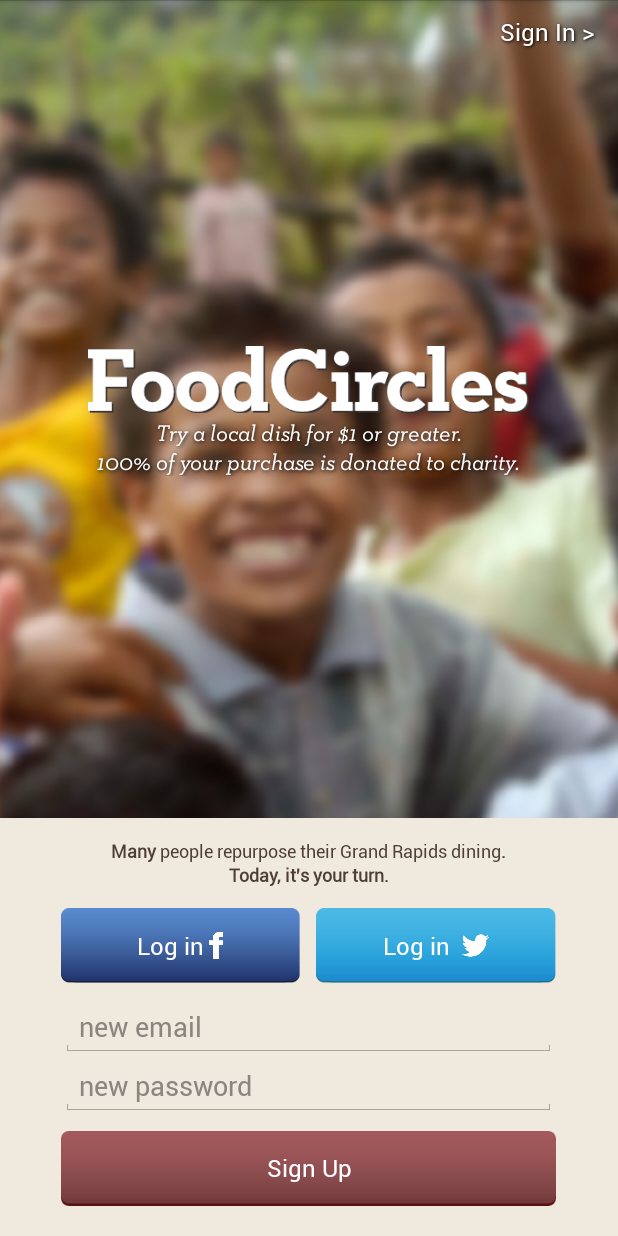
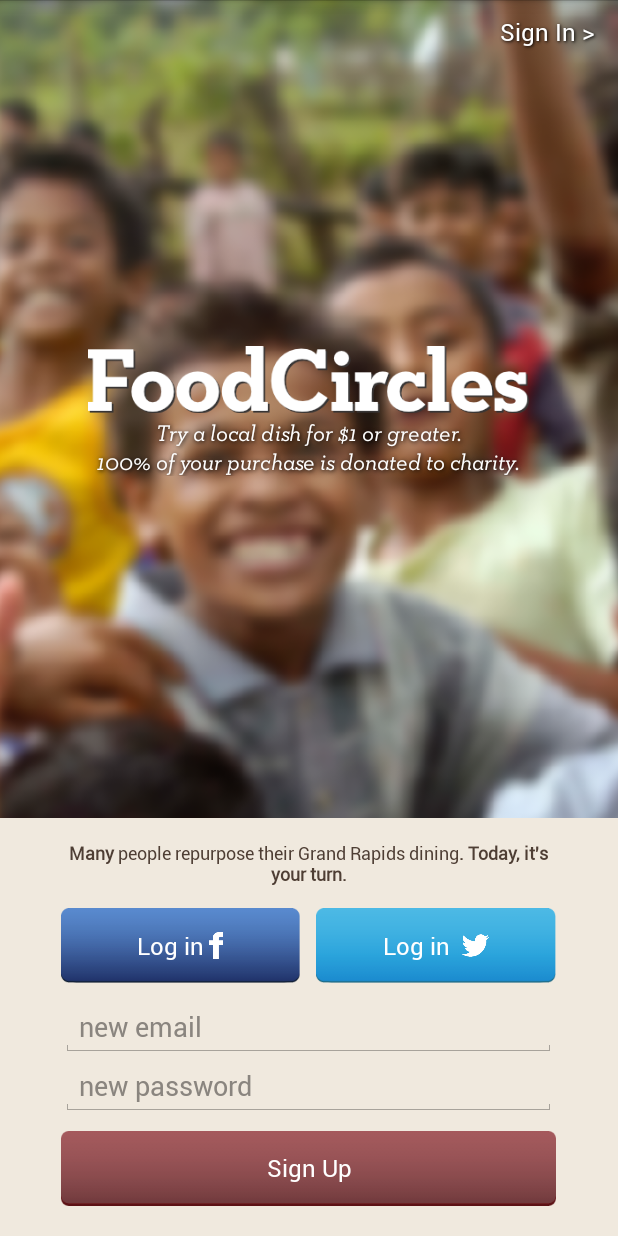
Before and after one commit to gvv-ua/FoodCirclesGeekHub, an Android app: the screen it shows after launch (SignUpActivity), on a phone screen of 412 x 824 dp. Run offline under Robolectric (Android 15) with nearby library versions, the phone set to English and light mode, and no system bars; libraries missing offline, so code that uses them is left out: com.crashlytics.android, com.facebook, com.facebook.login, com.mixpanel.android, io.fabric.sdk; 4 statements that could not run were skipped.

```diff
--- a/foodCircles/src/main/java/co/foodcircles/activities/ReceiptDialogFragment.java
+++ b/foodCircles/src/main/java/co/foodcircles/activities/ReceiptDialogFragment.java
@@ -103,13 +103,13 @@ public class ReceiptDialogFragment extends DialogFragment {
 			} catch (Exception e) {
 			}
 			try {
-				textViewVenue.setText(app.selectedVenue.getName());
+				//textViewVenue.setText(app.selectedVenue.getName());
+				textViewVenue.setText(app.newVoucher.getVenue());
 			} catch (Exception e) {
+                textViewVenue.setText("The venue name could not be recieved!");
 				Log.d("", "The venue name could not be recieved!");
 			}
-			try {
-				textViewVenue.setText(app.selectedVenue.getName());
-			} catch (Exception e) {}
+
 			textViewDonated.setText("$" + app.purchasedCost + " donated");
 			if (app.purchasedCost == 1) {
 				textViewChildrenFed.setText("(" + app.purchasedCost
--- a/foodCircles/src/main/java/co/foodcircles/activities/SignUpActivity.java
+++ b/foodCircles/src/main/java/co/foodcircles/activities/SignUpActivity.java
@@ -4,7 +4,9 @@ import android.app.AlarmManager;
 import android.app.PendingIntent;
 import android.content.Context;
 import android.content.Intent;
+import android.os.AsyncTask;
 import android.os.Bundle;
+import android.support.v4.content.ContextCompat;
 import android.text.Spannable;
 import android.text.SpannableString;
 import android.text.style.AbsoluteSizeSpan;
@@ -38,6 +40,7 @@ public class SignUpActivity extends FacebookLoginActivity {
     private EditText email;
     private EditText password;
     private MixpanelAPI mixpanel;
+    private String numPeopleString;
 
     @Override
     public void onStart() {
@@ -59,30 +62,7 @@ public class SignUpActivity extends FacebookLoginActivity {
         FontSetter.overrideFonts(this, findViewById(R.id.root));
 
         final FoodCirclesApplication app = (FoodCirclesApplication) getApplicationContext();
-        //app.addPoppableActivity(this);
-
-        TextView countText = (TextView) findViewById(R.id.textViewCount);
-        float size = countText.getTextSize();
-        final String numPeopleString;
-        String peopleAmount;
-        peopleAmount = Net.getMailChimp();
-
-        numPeopleString = peopleAmount;
-        Spannable countSpannable = new SpannableString(numPeopleString +
-                " people repurpose their Grand Rapids dining.\nToday, it\'s your turn.");
-        countSpannable.setSpan(new TextAppearanceSpan(this,
-                        R.style.TextAppearanceLargeBold), 0, numPeopleString.length(),
-                Spannable.SPAN_EXCLUSIVE_EXCLUSIVE);
-        countSpannable.setSpan(new TextAppearanceSpan(this,
-                        R.style.TextAppearanceLargeBold), countSpannable.length() - 24,
-                countSpannable.length(), Spannable.SPAN_EXCLUSIVE_EXCLUSIVE);
-        countSpannable.setSpan(
-                new ForegroundColorSpan(getResources().getColor(
-                        R.color.dark_font)), 0, countSpannable.length(),
-                Spannable.SPAN_EXCLUSIVE_EXCLUSIVE);
-        countSpannable.setSpan(new AbsoluteSizeSpan((int) size), 0,
-                countSpannable.length(), Spannable.SPAN_EXCLUSIVE_EXCLUSIVE);
-        countText.setText(countSpannable);
+        getPeopleAmount();
 
         email = (EditText) findViewById(R.id.editTextEmail);
         password = (EditText) findViewById(R.id.editTextPassword);
@@ -142,6 +122,37 @@ public class SignUpActivity extends FacebookLoginActivity {
             }
         });
         startupNotifications();
+    }
+
+    private void getPeopleAmount() {
+        AndroidUtils.showProgress(this);
+        new AsyncTask<Object, Void, String>() {
+            protected String doInBackground(Object... param) {
+                return Net.getMailChimp();
+            }
+
+            protected void onPostExecute(String peopleAmount) {
+                AndroidUtils.dismissProgress();
+                TextView countText = (TextView) findViewById(R.id.textViewCount);
+                float size = countText.getTextSize();
+
+                numPeopleString = peopleAmount;
+                Spannable countSpannable = new SpannableString(String.format(getString(R.string.people_amount), numPeopleString));
+
+                countSpannable.setSpan(new TextAppearanceSpan(SignUpActivity.this,
+                                R.style.TextAppearanceLargeBold), 0, numPeopleString.length(),
+                        Spannable.SPAN_EXCLUSIVE_EXCLUSIVE);
+                countSpannable.setSpan(new TextAppearanceSpan(SignUpActivity.this,
+                                R.style.TextAppearanceLargeBold), countSpannable.length() - 24,
+                        countSpannable.length(), Spannable.SPAN_EXCLUSIVE_EXCLUSIVE);
+                countSpannable.setSpan(
+                        new ForegroundColorSpan(ContextCompat.getColor(SignUpActivity.this, R.color.dark_font)), 0, countSpannable.length(),
+                        Spannable.SPAN_EXCLUSIVE_EXCLUSIVE);
+                countSpannable.setSpan(new AbsoluteSizeSpan((int) size), 0,
+                        countSpannable.length(), Spannable.SPAN_EXCLUSIVE_EXCLUSIVE);
+                countText.setText(countSpannable);
+            }
+        }.execute();
     }
 
     private void signUp(final String email, final String password) {
@@ -217,7 +228,6 @@ public class SignUpActivity extends FacebookLoginActivity {
                     intent.putExtra(MainActivity.CURRENT_TAB, MainActivity.TAB_RESTAURANTS);
                     startActivity(intent);
                     SignUpActivity.this.finish();
-                    FoodCirclesApplication app = (FoodCirclesApplication) getApplicationContext();
                 }
             });
         } catch (final NetException2 e) {
--- a/foodCircles/src/main/java/co/foodcircles/data/VenueList.java
+++ b/foodCircles/src/main/java/co/foodcircles/data/VenueList.java
@@ -59,8 +59,8 @@ public class VenueList {
             }
 
             protected void onPostExecute(Boolean success) {
-                Collections.sort(venues, new SortListByDistance());
                 if (success) {
+                    Collections.sort(venues, new SortListByDistance());
                     successCallback.onUpdateVenuesSuccess();
                 } else {
                     failCallback.onUpdateVenuesFailed();
--- a/foodCircles/src/main/java/co/foodcircles/net/Net.java
+++ b/foodCircles/src/main/java/co/foodcircles/net/Net.java
@@ -27,7 +27,6 @@ import okhttp3.Response;
 public class Net {
     private static final String TAG = Net.class.getSimpleName();
 
-    //public static final String HOST = "http://staging.foodcircles.net";
     public static final String HOST = "http://joinfoodcircles.org";
     //public static final String HOST = "https://foodcircles.gq";
     private static final String API_URL = "/api";
@@ -339,7 +338,6 @@ public class Net {
 //    }
 
     public static boolean markReservationAsUsed(String id) {
-        //String response = postRedeemed(id.trim());
         String response = getOk(MARK_REDEEMED + id.trim());
         return response.equals("success");
     }
--- a/foodCircles/src/main/java/co/foodcircles/util/FoodCirclesApplication.java
+++ b/foodCircles/src/main/java/co/foodcircles/util/FoodCirclesApplication.java
@@ -7,12 +7,10 @@ import android.support.multidex.MultiDex;
 import java.util.Arrays;
 import java.util.List;
 
-import co.foodcircles.json.Venue;
 import co.foodcircles.json.Voucher;
 
 public class FoodCirclesApplication extends Application
 {
-	public Venue selectedVenue;
 	public Voucher newVoucher;
 	public String purchasedOffer;
 	public int purchasedCost;
@@ -20,7 +18,7 @@ public class FoodCirclesApplication extends Application
 	public boolean purchasedVoucher = false;
 	public boolean needsRestart = false;
 
-	private List permissions = Arrays.asList("email", "public_profile");
+	private List<String> permissions = Arrays.asList("email", "public_profile");
 
 	@Override
 	public void onCreate() {
@@ -33,7 +31,7 @@ public class FoodCirclesApplication extends Application
 		MultiDex.install(this);
 	}
 
-	public List getPermissions() {
+	public List<String> getPermissions() {
 		return permissions;
 	}
 }
--- a/foodCircles/src/main/res/values/strings.xml
+++ b/foodCircles/src/main/res/values/strings.xml
@@ -35,5 +35,6 @@
     <string name="invite_friends">Invite Friends</string>
     <string name="check_timeline_for_code">Check timeline for code</string>
     <string name="hours_colon">Hours: %s</string>
+    <string name="people_amount">%s people repurpose their Grand Rapids dining. Today, it\'s your turn.</string>
 
 </resources>
```
